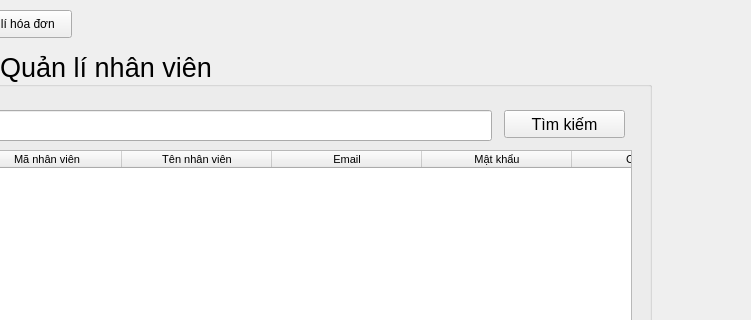
Before: the Qt Designer form GUI/UI/QuanLyNhanVien.ui in MinhVi2004/WaterManagement, drawn with Qt 5; both pictures show x 449 to 1200 and y 0 to 320 of the 1200 by 700 pixel window.
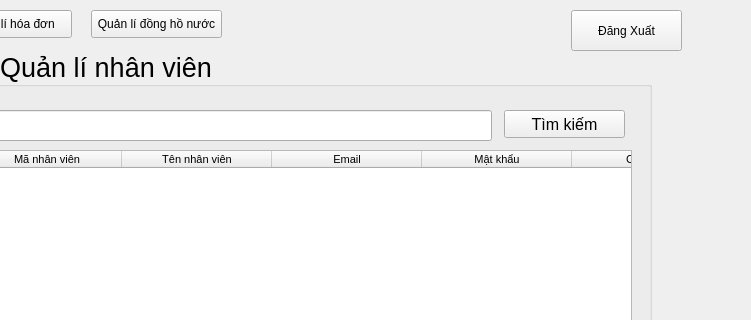
After: the same form once the commit is applied.

The edit to the form file:
```diff
--- a/GUI/UI/QuanLyNhanVien.ui
+++ b/GUI/UI/QuanLyNhanVien.ui
@@ -506,6 +506,35 @@
      <string>Quản lí khách hàng</string>
     </property>
    </widget>
+   <widget class="QPushButton" name="btnDHN">
+    <property name="geometry">
+     <rect>
+      <x>540</x>
+      <y>10</y>
+      <width>131</width>
+      <height>28</height>
+     </rect>
+    </property>
+    <property name="styleSheet">
+     <string notr="true"/>
+    </property>
+    <property name="text">
+     <string>Quản lí đồng hồ nước</string>
+    </property>
+   </widget>
+   <widget class="QPushButton" name="btnDangXuat">
+    <property name="geometry">
+     <rect>
+      <x>1020</x>
+      <y>10</y>
+      <width>111</width>
+      <height>41</height>
+     </rect>
+    </property>
+    <property name="text">
+     <string>Đăng Xuất</string>
+    </property>
+   </widget>
   </widget>
   <widget class="QMenuBar" name="menubar">
    <property name="geometry">
```
Left out of the diff: 2 changed lines with no effect on the pictures.
